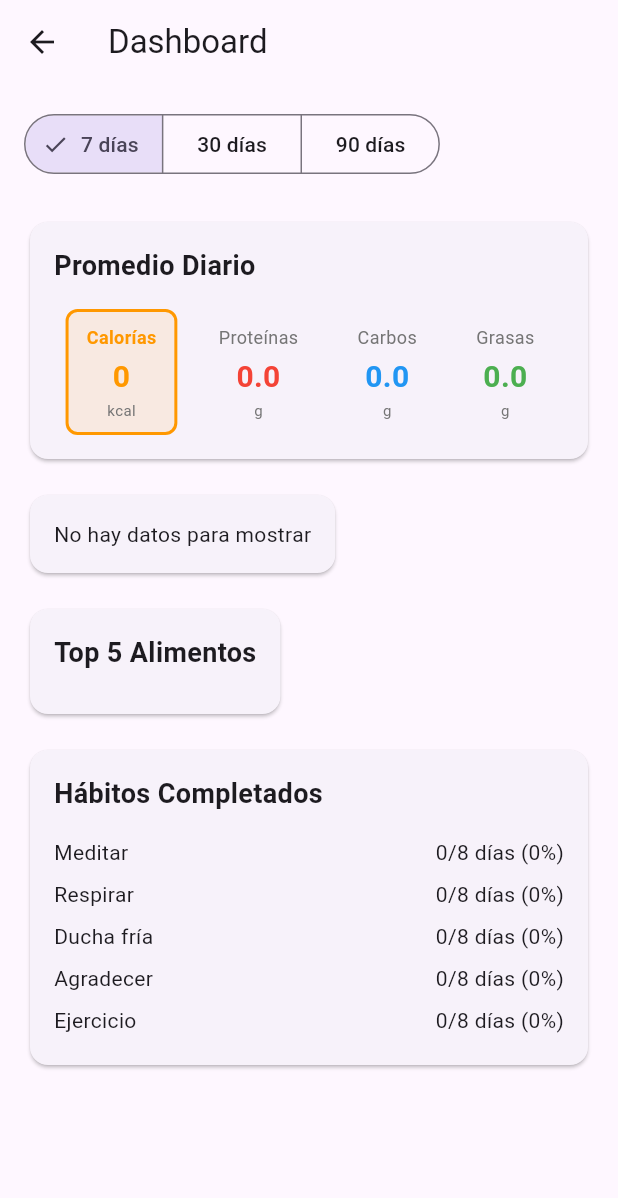
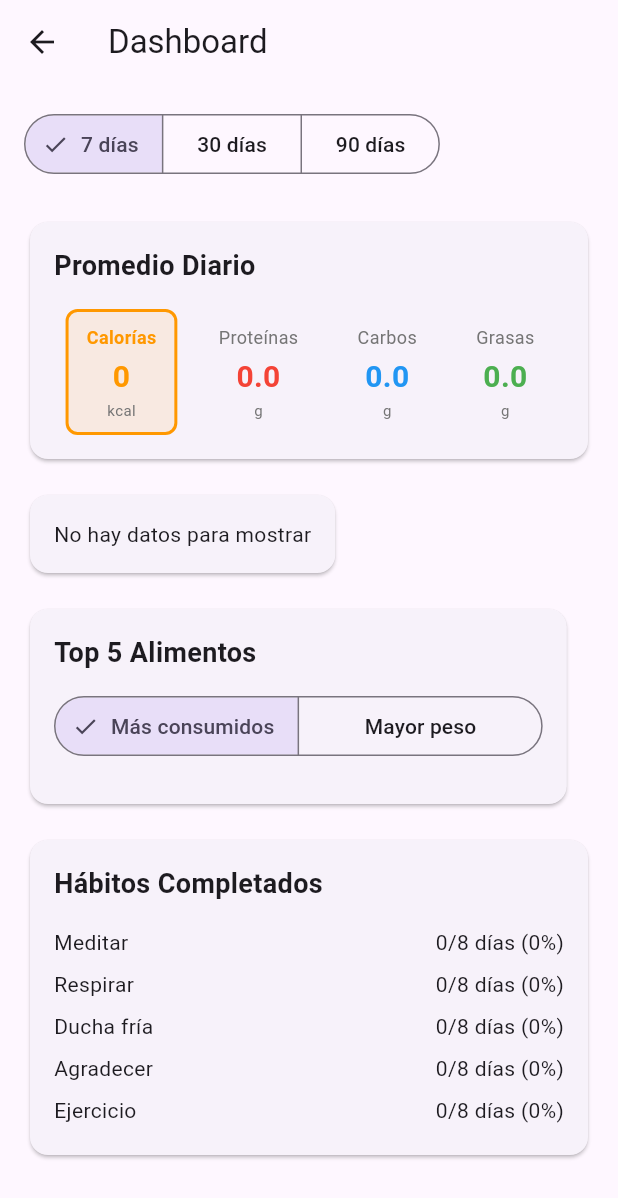
Before and after one commit to arielacopata/AcoFoodFlutter, a Flutter app: the DashboardScreen screen opened directly, on a phone screen of 412 x 824 dp. Shown: the top 1198 px of the screen. Run offline on Flutter 3.47's test engine with Material 3 defaults, Android fonts, the phone set to English and light mode, and no system bars; our stand-ins replace fl_chart, flutter_blue_plus, permission_handler, share_plus, shared_preferences, sqflite; missing offline and left inert: health; accounts and stored records are empty.

Commit message:
Add: Dashboard improvements - interactive charts and food metrics
- Add clickable macro selection in dashboard (Calories, Protein, Carbs, Fat)
- Chart dynamically updates to show selected macro trend with matching colors
- Add toggle in Top 5 foods between 'Most consumed' and 'Highest weight'
- Add protein, carbs, fat daily tracking to DailyData model
- Fix: Show fullName in food modal for better context
- Fix: Hide tare snackbar when scale is not connected

```diff
--- a/lib/screens/dashboard_screen.dart
+++ b/lib/screens/dashboard_screen.dart
@@ -12,7 +12,8 @@ class DashboardScreen extends StatefulWidget {
 
 class _DashboardScreenState extends State<DashboardScreen> {
   String _selectedPeriod = '7days';
-  String _selectedMacro = 'calories'; // Nuevo estado
+  String _selectedMacro = 'calories';
+  String _topFoodsSort = 'times'; // Nuevo estado
   DashboardStats? _stats;
   bool _loading = true;
 
@@ -292,6 +293,13 @@ List<FlSpot> _getChartSpots() {
 }
 
 Widget _buildTopFoods() {
+  // Ordenar según el criterio seleccionado
+  final sortedFoods = _stats!.topFoods.toList();
+  if (_topFoodsSort == 'weight') {
+    sortedFoods.sort((a, b) => b.totalGrams.compareTo(a.totalGrams));
+  }
+  // Si es 'times' ya viene ordenado del getDashboardStats
+
   return Card(
     child: Padding(
       padding: const EdgeInsets.all(16),
@@ -303,11 +311,38 @@ List<FlSpot> _getChartSpots() {
             style: TextStyle(fontSize: 18, fontWeight: FontWeight.bold),
           ),
           const SizedBox(height: 12),
-            ..._stats!.topFoods.map((food) => ListTile(
+
+          // Toggle
+          SegmentedButton<String>(
+            segments: const [
+              ButtonSegment(
+                value: 'times',
+                label: Text('Más consumidos'),
+              ),
+              ButtonSegment(
+                value: 'weight',
+                label: Text('Mayor peso'),
+              ),
+            ],
+            selected: {_topFoodsSort},
+            onSelectionChanged: (Set<String> newSelection) {
+              setState(() {
+                _topFoodsSort = newSelection.first;
+              });
+            },
+          ),
+
+          const SizedBox(height: 12),
+
+          ...sortedFoods.take(5).map((food) => ListTile(
             dense: true,
             leading: Text(food.emoji, style: const TextStyle(fontSize: 24)),
             title: Text(food.name),
-              trailing: Text('${food.timesConsumed}x'),
+            trailing: Text(
+              _topFoodsSort == 'times'
+                  ? '${food.timesConsumed}x'
+                  : '${food.totalGrams.toStringAsFixed(0)}g',
+            ),
           )),
         ],
       ),
```
Lines whose indentation alone changed are shown as unchanged.
